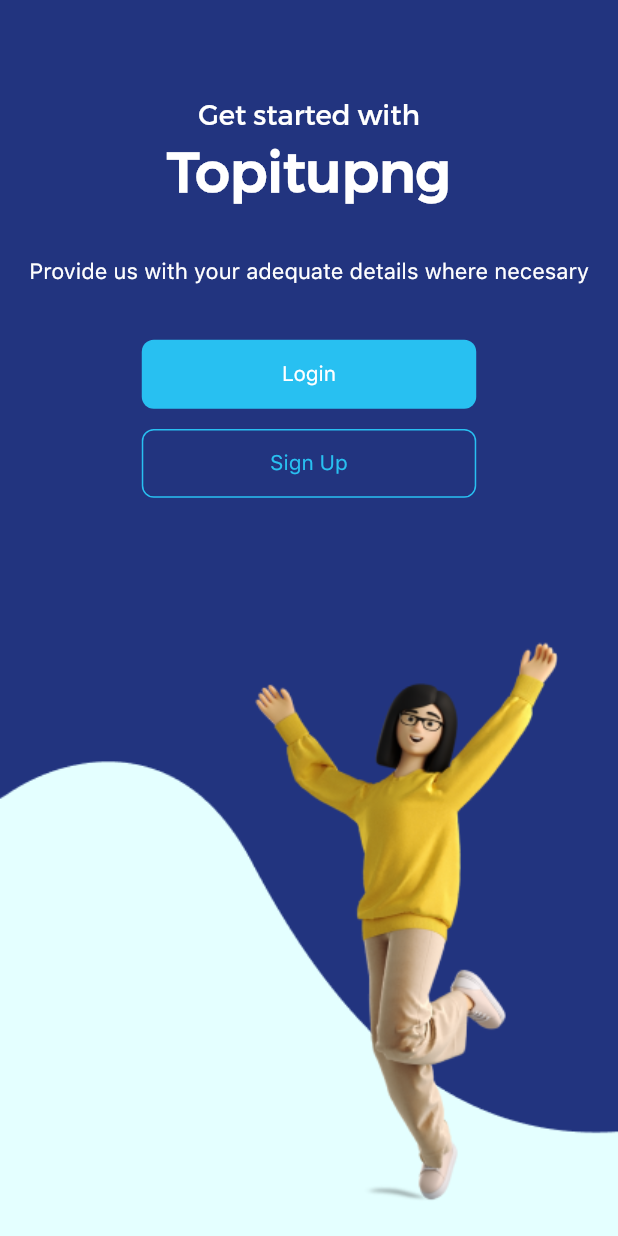
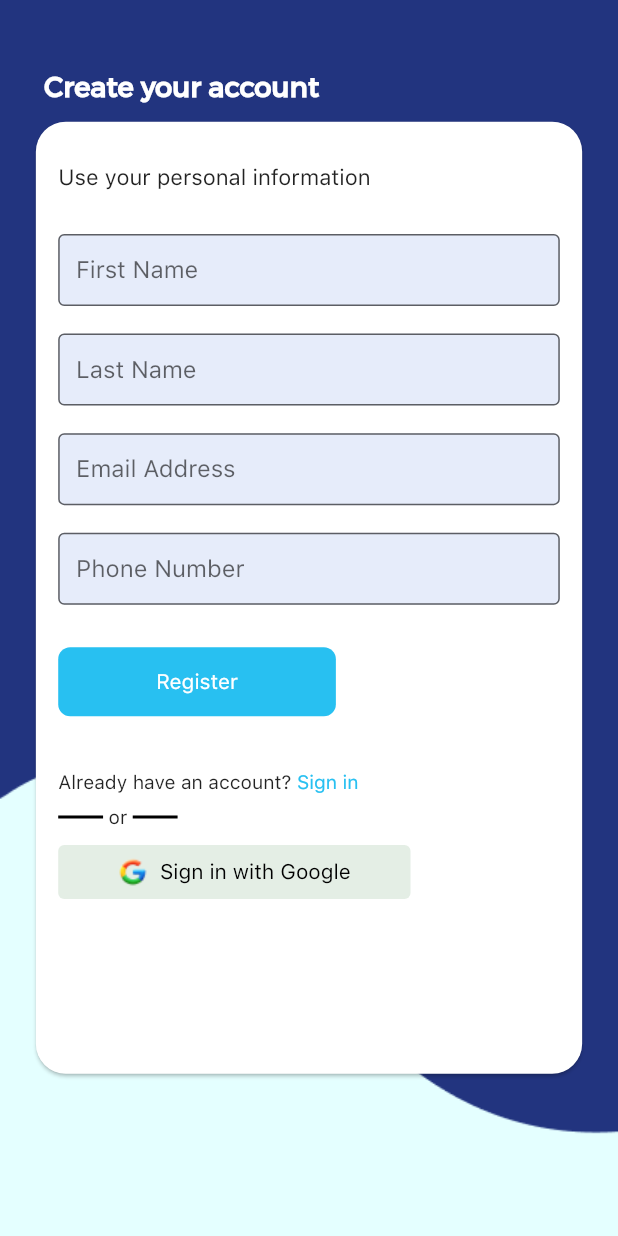
Before and after one commit to Ire-oluwa/topitup_mobile, a Flutter app: the HomeScreen screen opened by its route, after a tap on "Sign Up", on a phone screen of 412 x 824 dp. Run offline on Flutter 3.47's test engine with Material 2 defaults, Android fonts, the phone set to English and light mode, and no system bars; our stand-ins replace flutter_screenutil, flutter_svg, font_awesome_flutter, form_field_validator, introduction_screen, shared_preferences; accounts and stored records are empty.

Commit message:
ft(signup): create signup screen

```diff
--- a/lib/main.dart
+++ b/lib/main.dart
@@ -1,6 +1,7 @@
 import 'package:flutter/material.dart';
 import 'package:flutter/services.dart';
 import 'package:flutter_screenutil/flutter_screenutil.dart';
+import 'package:topitup/screens/signup/signup_screen.dart';
 
 import 'constants/palette.dart';
 import 'screens/home/home_screen.dart';
@@ -54,6 +55,7 @@ class TopitupNg extends StatelessWidget {
           OnboardingScreen.id: (context) => const OnboardingScreen(),
           HomeScreen.id: (context) => const HomeScreen(),
           LoginScreen.id: (context) => const LoginScreen(),
+          SignupScreen.id: (context) => const SignupScreen(),
         },
       ),
     );
--- a/lib/screens/login/components/login_form_section_divider.dart
+++ b/lib/screens/components/login_form_section_divider.dart
@@ -1,8 +1,8 @@
 import 'package:flutter/material.dart';
 import 'package:flutter_screenutil/flutter_screenutil.dart';
 
-import '../../../constants/app_constants.dart';
-import '../../components/custom_text.dart';
+import '../../constants/app_constants.dart';
+import 'custom_text.dart';
 
 class LoginFormSectionDivider extends StatelessWidget {
   const LoginFormSectionDivider({
--- a/lib/screens/home/home_screen.dart
+++ b/lib/screens/home/home_screen.dart
@@ -1,5 +1,6 @@
 import 'package:flutter/material.dart';
 import 'package:flutter_screenutil/flutter_screenutil.dart';
+import 'package:topitup/screens/signup/signup_screen.dart';
 
 import '../../constants/app_constants.dart';
 import '../components/custom_auth_screen_background.dart';
@@ -85,7 +86,9 @@ class HomeScreen extends StatelessWidget {
                   ),
                   child: CustomTextButton(
                     text: 'Sign Up',
-                    onPressed: () {},
+                    onPressed: () => Navigator.of(context).pushNamed(
+                      SignupScreen.id,
+                    ),
                     backgroundColour: Colors.transparent,
                     borderColour: kSecondaryColour,
                     textColour: kSecondaryColour,
--- a/lib/screens/login/login_screen.dart
+++ b/lib/screens/login/login_screen.dart
@@ -2,13 +2,14 @@ import 'package:flutter/material.dart';
 import 'package:flutter_screenutil/flutter_screenutil.dart';
 import 'package:flutter_svg/flutter_svg.dart';
 import 'package:font_awesome_flutter/font_awesome_flutter.dart';
+import 'package:topitup/screens/signup/signup_screen.dart';
 
 import '../../constants/app_constants.dart';
 import '../components/custom_auth_screen_background.dart';
 import '../components/custom_text.dart';
 import '../components/custom_text_button.dart';
 import '../components/custom_text_form_field.dart';
-import 'components/login_form_section_divider.dart';
+import '../components/login_form_section_divider.dart';
 
 class LoginScreen extends StatefulWidget {
   const LoginScreen({Key? key}) : super(key: key);
@@ -34,12 +35,13 @@ class _LoginScreenState extends State<LoginScreen> {
           child: CustomAuthScreenBackground(
             child: SingleChildScrollView(
               child: SizedBox(
-                height: size.height * 0.92,
+                height: size.height * 0.95,
                 child: Stack(
                   children: [
                     SizedBox(
-                      height: size.height * 0.6,
+                      height: size.height * 0.65,
                       child: Card(
+                        elevation: 1,
                         margin: EdgeInsets.fromLTRB(
                           kDefaultPadding.w + 10,
                           kDefaultPadding.h * 3,
@@ -182,9 +184,12 @@ class _LoginScreenState extends State<LoginScreen> {
                                     const CustomText(
                                         text: 'New to Topitupng? '),
                                     GestureDetector(
-                                      onTap: () {},
+                                      onTap: () => Navigator.of(context)
+                                          .pushReplacementNamed(
+                                        SignupScreen.id,
+                                      ),
                                       child: const CustomText(
-                                        text: 'Sign up here.',
+                                        text: 'Sign up here',
                                         textColor: kSecondaryColour,
                                       ),
                                     ),
@@ -197,10 +202,13 @@ class _LoginScreenState extends State<LoginScreen> {
                       ),
                     ),
                     Positioned(
-                      bottom: 35.h,
+                      bottom: 25.h,
                       right: 5.w,
-                      child: Image.asset(
-                        'assets/young_man.png',
+                      child: SizedBox(
+                        height: size.height * 0.4,
+                        child: Image.asset(
+                          'assets/young_man.png',
+                        ),
                       ),
                     ),
                   ],
--- a/lib/screens/signup/signup_screen.dart
+++ b/lib/screens/signup/signup_screen.dart
@@ -0,0 +1,204 @@
+import 'package:flutter/material.dart';
+import 'package:flutter_screenutil/flutter_screenutil.dart';
+import 'package:topitup/constants/app_constants.dart';
+import 'package:topitup/screens/components/custom_auth_screen_background.dart';
+import 'package:topitup/screens/components/custom_text.dart';
+import 'package:topitup/screens/components/custom_text_button.dart';
+import 'package:topitup/screens/components/custom_text_form_field.dart';
+import 'package:topitup/screens/components/login_form_section_divider.dart';
+import 'package:topitup/screens/login/login_screen.dart';
+
+class SignupScreen extends StatefulWidget {
+  const SignupScreen({Key? key}) : super(key: key);
+  static const String id = 'signup screen';
+
+  @override
+  State<SignupScreen> createState() => _SignupScreenState();
+}
+
+class _SignupScreenState extends State<SignupScreen> {
+  final _signupFormKey = GlobalKey<FormState>();
+  final _firstNameController = TextEditingController();
+  final _lastNameController = TextEditingController();
+  final _emailController = TextEditingController();
+  final _phoneNumberController = TextEditingController();
+
+  @override
+  Widget build(BuildContext context) {
+    Size size = MediaQuery.of(context).size;
+    return GestureDetector(
+      onTap: FocusScope.of(context).unfocus,
+      child: Scaffold(
+        body: SafeArea(
+          child: CustomAuthScreenBackground(
+            child: SingleChildScrollView(
+              child: Padding(
+                padding: EdgeInsets.symmetric(
+                  horizontal: kDefaultPadding.w,
+                  vertical: kDefaultPadding.h * 2.5,
+                ),
+                child: Column(
+                  crossAxisAlignment: CrossAxisAlignment.stretch,
+                  mainAxisAlignment: MainAxisAlignment.center,
+                  children: [
+                    CustomText(
+                      text: '  Create your account',
+                      fontFamily: 'Montserrat',
+                      fontWeight: FontWeight.w700,
+                      textSize: 20.0.sp,
+                      textColor: Colors.white,
+                    ),
+                    SizedBox(
+                      height: kDefaultPadding.h / 2,
+                    ),
+                    SizedBox(
+                      height: size.height * 0.78,
+                      child: Card(
+                        elevation: 1,
+                        shape: RoundedRectangleBorder(
+                          borderRadius: BorderRadiusDirectional.circular(
+                            kDefaultPadding,
+                          ),
+                        ),
+                        child: Form(
+                          key: _signupFormKey,
+                          child: Padding(
+                            padding: EdgeInsets.symmetric(
+                              horizontal: kDefaultPadding.w - 5,
+                              vertical: kDefaultPadding.h + 10,
+                            ),
+                            child: Column(
+                              crossAxisAlignment: CrossAxisAlignment.stretch,
+                              children: [
+                                CustomText(
+                                  text: 'Use your personal information',
+                                  textSize: 16.0.sp,
+                                ),
+                                SizedBox(
+                                  height: kDefaultPadding.h + 10,
+                                ),
+                                CustomTextFormField(
+                                  controller: _firstNameController,
+                                  keyboardType: TextInputType.text,
+                                  inputAction: TextInputAction.next,
+                                  placeholder: 'First Name',
+                                  validate: kRequiredField,
+                                ),
+                                SizedBox(
+                                  height: kDefaultPadding.h,
+                                ),
+                                CustomTextFormField(
+                                  controller: _lastNameController,
+                                  keyboardType: TextInputType.text,
+                                  inputAction: TextInputAction.next,
+                                  placeholder: 'Last Name',
+                                  validate: kRequiredField,
+                                ),
+                                SizedBox(
+                                  height: kDefaultPadding.h,
+                                ),
+                                CustomTextFormField(
+                                  controller: _emailController,
+                                  keyboardType: TextInputType.emailAddress,
+                                  inputAction: TextInputAction.next,
+                                  placeholder: 'Email Address',
+                                  validate: kEmailValidator,
+                                  textCapitalization: TextCapitalization.none,
+                                ),
+                                SizedBox(
+                                  height: kDefaultPadding.h,
+                                ),
+                                CustomTextFormField(
+                                  controller: _phoneNumberController,
+                                  keyboardType: TextInputType.phone,
+                                  inputAction: TextInputAction.done,
+                                  placeholder: 'Phone Number',
+                                  validate: kRequiredField,
+                                ),
+                                SizedBox(
+                                  height: kDefaultPadding.h + 10,
+                                ),
+                                Padding(
+                                  padding: EdgeInsets.only(
+                                    right: kDefaultPadding.w * 7.5,
+                                  ),
+                                  child: CustomTextButton(
+                                    text: 'Register',
+                                    onPressed: () {},
+                                    backgroundColour: kSecondaryColour,
+                                    borderColour: Colors.transparent,
+                                    textColour: Colors.white,
+                                  ),
+                                ),
+                                SizedBox(
+                                  height: kDefaultPadding.h * 2,
+                                ),
+                                Row(
+                                  children: [
+                                    const CustomText(
+                                        text: 'Already have an account? '),
+                                    GestureDetector(
+                                      onTap: () => Navigator.of(context)
+                                          .pushReplacementNamed(
+                                        LoginScreen.id,
+                                      ),
+                                      child: const CustomText(
+                                        text: 'Sign in',
+                                        textColor: kSecondaryColour,
+                                      ),
+                                    ),
+                                  ],
+                                ),
+                                SizedBox(
+                                  height: 8.h,
+                                ),
+                                const LoginFormSectionDivider(),
+                                SizedBox(
+                                  height: 5.h,
+                                ),
+                                Padding(
+                                  padding: EdgeInsets.only(
+                                    right: kDefaultPadding.w * 5,
+                                  ),
+                                  child: TextButton.icon(
+                                    onPressed: () {},
+                                    icon: Image.asset(
+                                      'assets/logos/google-logo.png',
+                                      fit: BoxFit.fitHeight,
+                                    ),
+                                    label: const CustomText(
+                                      text: 'Sign in with Google',
+                                    ),
+                                    style: TextButton.styleFrom(
+                                      backgroundColor:
+                                          // ignore: use_full_hex_values_for_flutter_colors
+                                          const Color(0xff22347f3b),
+                                      primary: Colors.black,
+                                    ),
+                                  ),
+                                ),
+                              ],
+                            ),
+                          ),
+                        ),
+                      ),
+                    ),
+                  ],
+                ),
+              ),
+            ),
+          ),
+        ),
+      ),
+    );
+  }
+
+  @override
+  void dispose() {
+    _firstNameController.dispose();
+    _lastNameController.dispose();
+    _emailController.dispose();
+    _phoneNumberController.dispose();
+    super.dispose();
+  }
+}
```
